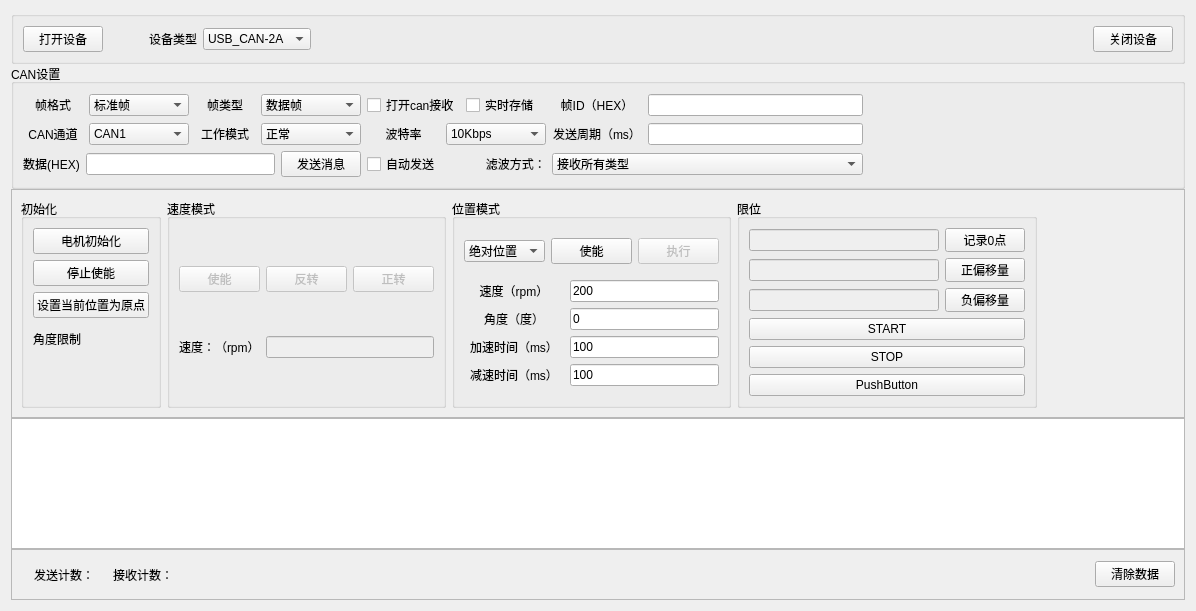
First picture: the form in serialWorkTool/canDataShowForm.ui, repository HackerFave/wj, before the edit.
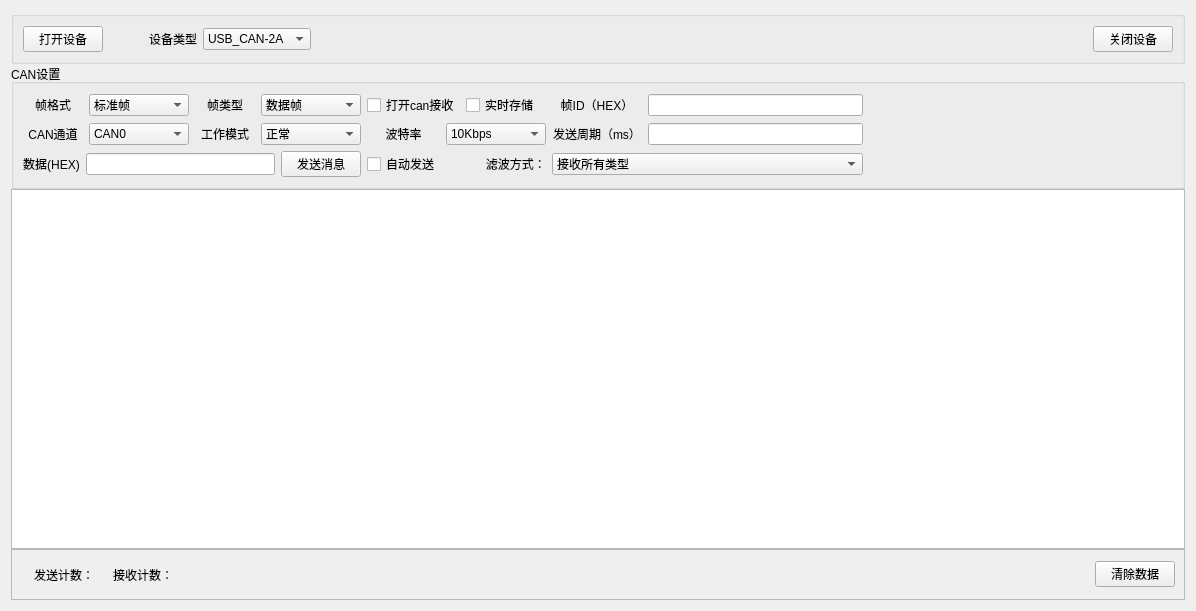
Second picture: the form after the edit.

The edit to the form file:
```diff
--- a/serialWorkTool/canDataShowForm.ui
+++ b/serialWorkTool/canDataShowForm.ui
@@ -32,174 +32,6 @@
       <property name="spacing">
        <number>0</number>
       </property>
-      <item row="4" column="0">
-       <widget class="QFrame" name="frame">
-        <property name="minimumSize">
-         <size>
-          <width>0</width>
-          <height>51</height>
-         </size>
-        </property>
-        <property name="frameShape">
-         <enum>QFrame::StyledPanel</enum>
-        </property>
-        <property name="frameShadow">
-         <enum>QFrame::Raised</enum>
-        </property>
-        <layout class="QHBoxLayout" name="horizontalLayout_11">
-         <item>
-          <widget class="QLabel" name="label_status">
-           <property name="text">
-            <string/>
-           </property>
-          </widget>
-         </item>
-         <item>
-          <widget class="QLabel" name="label_7">
-           <property name="text">
-            <string>发送计数：</string>
-           </property>
-          </widget>
-         </item>
-         <item>
-          <widget class="QLabel" name="label_sendNum">
-           <property name="text">
-            <string/>
-           </property>
-          </widget>
-         </item>
-         <item>
-          <widget class="QLabel" name="label_11">
-           <property name="text">
-            <string>接收计数：</string>
-           </property>
-          </widget>
-         </item>
-         <item>
-          <widget class="QLabel" name="label_recvNum">
-           <property name="text">
-            <string/>
-           </property>
-          </widget>
-         </item>
-         <item>
-          <spacer name="horizontalSpacer_2">
-           <property name="orientation">
-            <enum>Qt::Horizontal</enum>
-           </property>
-           <property name="sizeHint" stdset="0">
-            <size>
-             <width>650</width>
-             <height>20</height>
-            </size>
-           </property>
-          </spacer>
-         </item>
-         <item>
-          <widget class="QLabel" name="label_error">
-           <property name="text">
-            <string/>
-           </property>
-          </widget>
-         </item>
-         <item>
-          <widget class="QPushButton" name="pushButton_cleanData">
-           <property name="text">
-            <string>清除数据</string>
-           </property>
-          </widget>
-         </item>
-        </layout>
-       </widget>
-      </item>
-      <item row="0" column="0">
-       <widget class="QGroupBox" name="groupBox">
-        <property name="title">
-         <string/>
-        </property>
-        <layout class="QGridLayout" name="gridLayout_4">
-         <item row="0" column="0">
-          <widget class="QPushButton" name="pushButton_open">
-           <property name="text">
-            <string>打开设备</string>
-           </property>
-          </widget>
-         </item>
-         <item row="0" column="3">
-          <widget class="QPushButton" name="pushButton_close">
-           <property name="text">
-            <string>关闭设备</string>
-           </property>
-          </widget>
-         </item>
-         <item row="0" column="2">
-          <layout class="QHBoxLayout" name="horizontalLayout">
-           <item>
-            <widget class="QLabel" name="label_">
-             <property name="layoutDirection">
-              <enum>Qt::LeftToRight</enum>
-             </property>
-             <property name="text">
-              <string>设备类型</string>
-             </property>
-             <property name="alignment">
-              <set>Qt::AlignCenter</set>
-             </property>
-            </widget>
-           </item>
-           <item>
-            <widget class="QComboBox" name="comboBox_devtype">
-             <item>
-              <property name="text">
-               <string>USB_CAN-2A</string>
-              </property>
-             </item>
-             <item>
-              <property name="text">
-               <string>USB_CAN-2C</string>
-              </property>
-             </item>
-             <item>
-              <property name="text">
-               <string>CANalyst-II</string>
-              </property>
-             </item>
-            </widget>
-           </item>
-           <item>
-            <spacer name="horizontalSpacer_4">
-             <property name="orientation">
-              <enum>Qt::Horizontal</enum>
-             </property>
-             <property name="sizeHint" stdset="0">
-              <size>
-               <width>40</width>
-               <height>20</height>
-              </size>
-             </property>
-            </spacer>
-           </item>
-          </layout>
-         </item>
-         <item row="0" column="1">
-          <spacer name="horizontalSpacer_3">
-           <property name="orientation">
-            <enum>Qt::Horizontal</enum>
-           </property>
-           <property name="sizeType">
-            <enum>QSizePolicy::Fixed</enum>
-           </property>
-           <property name="sizeHint" stdset="0">
-            <size>
-             <width>40</width>
-             <height>20</height>
-            </size>
-           </property>
-          </spacer>
-         </item>
-        </layout>
-       </widget>
-      </item>
       <item row="1" column="0">
        <widget class="QGroupBox" name="groupBox_2">
         <property name="title">
@@ -362,16 +194,16 @@
                <height>0</height>
               </size>
              </property>
+             <item>
+              <property name="text">
+               <string>CAN0</string>
+              </property>
+             </item>
              <item>
               <property name="text">
                <string>CAN1</string>
               </property>
              </item>
-             <item>
-              <property name="text">
-               <string>CAN2</string>
-              </property>
-             </item>
             </widget>
            </item>
           </layout>
@@ -649,15 +481,103 @@
         </layout>
        </widget>
       </item>
-      <item row="3" column="0">
-       <widget class="QTableView" name="tableView_data"/>
-      </item>
       <item row="2" column="0">
-       <widget class="QFrame" name="frame_2">
+       <widget class="QTableView" name="tableView_data"/>
+      </item>
+      <item row="0" column="0">
+       <widget class="QGroupBox" name="groupBox">
+        <property name="title">
+         <string/>
+        </property>
+        <layout class="QGridLayout" name="gridLayout_4">
+         <item row="0" column="0">
+          <widget class="QPushButton" name="pushButton_open">
+           <property name="text">
+            <string>打开设备</string>
+           </property>
+          </widget>
+         </item>
+         <item row="0" column="3">
+          <widget class="QPushButton" name="pushButton_close">
+           <property name="text">
+            <string>关闭设备</string>
+           </property>
+          </widget>
+         </item>
+         <item row="0" column="2">
+          <layout class="QHBoxLayout" name="horizontalLayout">
+           <item>
+            <widget class="QLabel" name="label_">
+             <property name="layoutDirection">
+              <enum>Qt::LeftToRight</enum>
+             </property>
+             <property name="text">
+              <string>设备类型</string>
+             </property>
+             <property name="alignment">
+              <set>Qt::AlignCenter</set>
+             </property>
+            </widget>
+           </item>
+           <item>
+            <widget class="QComboBox" name="comboBox_devtype">
+             <item>
+              <property name="text">
+               <string>USB_CAN-2A</string>
+              </property>
+             </item>
+             <item>
+              <property name="text">
+               <string>USB_CAN-2C</string>
+              </property>
+             </item>
+             <item>
+              <property name="text">
+               <string>CANalyst-II</string>
+              </property>
+             </item>
+            </widget>
+           </item>
+           <item>
+            <spacer name="horizontalSpacer_4">
+             <property name="orientation">
+              <enum>Qt::Horizontal</enum>
+             </property>
+             <property name="sizeHint" stdset="0">
+              <size>
+               <width>40</width>
+               <height>20</height>
+              </size>
+             </property>
+            </spacer>
+           </item>
+          </layout>
+         </item>
+         <item row="0" column="1">
+          <spacer name="horizontalSpacer_3">
+           <property name="orientation">
+            <enum>Qt::Horizontal</enum>
+           </property>
+           <property name="sizeType">
+            <enum>QSizePolicy::Fixed</enum>
+           </property>
+           <property name="sizeHint" stdset="0">
+            <size>
+             <width>40</width>
+             <height>20</height>
+            </size>
+           </property>
+          </spacer>
+         </item>
+        </layout>
+       </widget>
+      </item>
+      <item row="3" column="0">
+       <widget class="QFrame" name="frame">
         <property name="minimumSize">
          <size>
           <width>0</width>
-          <height>130</height>
+          <height>51</height>
          </size>
         </property>
         <property name="frameShape">
@@ -666,405 +586,69 @@
         <property name="frameShadow">
          <enum>QFrame::Raised</enum>
         </property>
-        <layout class="QHBoxLayout" name="horizontalLayout_19">
+        <layout class="QHBoxLayout" name="horizontalLayout_11">
          <item>
-          <widget class="QGroupBox" name="groupBox_5">
-           <property name="title">
-            <string>初始化</string>
+          <widget class="QLabel" name="label_status">
+           <property name="text">
+            <string/>
            </property>
-           <layout class="QGridLayout" name="gridLayout_2">
-            <item row="1" column="0">
-             <widget class="QPushButton" name="pushButton_stopEnable">
-              <property name="text">
-               <string>停止使能</string>
-              </property>
-             </widget>
-            </item>
-            <item row="0" column="0">
-             <widget class="QPushButton" name="pushButton_init">
-              <property name="text">
-               <string>电机初始化</string>
-              </property>
-             </widget>
-            </item>
-            <item row="4" column="0">
-             <widget class="QLabel" name="label_limit">
-              <property name="minimumSize">
-               <size>
-                <width>0</width>
-                <height>30</height>
-               </size>
-              </property>
-              <property name="text">
-               <string>角度限制</string>
-              </property>
-             </widget>
-            </item>
-            <item row="2" column="0">
-             <widget class="QPushButton" name="pushButton_setyuandian">
-              <property name="text">
-               <string>设置当前位置为原点</string>
-              </property>
-             </widget>
-            </item>
-            <item row="5" column="0">
-             <spacer name="verticalSpacer_2">
-              <property name="orientation">
-               <enum>Qt::Vertical</enum>
-              </property>
-              <property name="sizeHint" stdset="0">
-               <size>
-                <width>20</width>
-                <height>40</height>
-               </size>
-              </property>
-             </spacer>
-            </item>
-           </layout>
           </widget>
          </item>
          <item>
-          <widget class="QGroupBox" name="groupBox_3">
-           <property name="title">
-            <string>速度模式</string>
+          <widget class="QLabel" name="label_7">
+           <property name="text">
+            <string>发送计数：</string>
            </property>
-           <layout class="QVBoxLayout" name="verticalLayout">
-            <item>
-             <layout class="QHBoxLayout" name="horizontalLayout_17">
-              <item>
-               <widget class="QPushButton" name="pushButton_enable">
-                <property name="enabled">
-                 <bool>false</bool>
-                </property>
-                <property name="text">
-                 <string>使能</string>
-                </property>
-               </widget>
-              </item>
-              <item>
-               <widget class="QPushButton" name="pushButton_reversal">
-                <property name="enabled">
-                 <bool>false</bool>
-                </property>
-                <property name="text">
-                 <string>反转</string>
-                </property>
-               </widget>
-              </item>
-              <item>
-               <widget class="QPushButton" name="pushButton_foreward">
-                <property name="enabled">
-                 <bool>false</bool>
-                </property>
-                <property name="text">
-                 <string>正转</string>
-                </property>
-               </widget>
-              </item>
-             </layout>
-            </item>
-            <item>
-             <layout class="QHBoxLayout" name="horizontalLayout_16">
-              <item>
-               <widget class="QLabel" name="label_16">
-                <property name="text">
-                 <string>速度：（rpm）</string>
-                </property>
-               </widget>
-              </item>
-              <item>
-               <widget class="QLineEdit" name="lineEdit_suduRpm">
-                <property name="enabled">
-                 <bool>false</bool>
-                </property>
-               </widget>
-              </item>
-             </layout>
-            </item>
-           </layout>
           </widget>
          </item>
          <item>
-          <widget class="QGroupBox" name="groupBox_4">
-           <property name="title">
-            <string>位置模式</string>
+          <widget class="QLabel" name="label_sendNum">
+           <property name="text">
+            <string/>
            </property>
-           <layout class="QGridLayout" name="gridLayout_6">
-            <item row="0" column="0">
-             <layout class="QHBoxLayout" name="horizontalLayout_18">
-              <item>
-               <widget class="QComboBox" name="comboBox_xiangduiweizhi">
-                <property name="currentIndex">
-                 <number>1</number>
-                </property>
-                <item>
-                 <property name="text">
-                  <string>相对位置</string>
-                 </property>
-                </item>
-                <item>
-                 <property name="text">
-                  <string>绝对位置</string>
-                 </property>
-                </item>
-               </widget>
-              </item>
-              <item>
-               <widget class="QPushButton" name="pushButton_enable_weizhimoshi">
-                <property name="text">
-                 <string>使能</string>
-                </property>
-               </widget>
-              </item>
-              <item>
-               <widget class="QPushButton" name="pushButton_zhuandong">
-                <property name="enabled">
-                 <bool>false</bool>
-                </property>
-                <property name="text">
-                 <string>执行</string>
-                </property>
-               </widget>
-              </item>
-             </layout>
-            </item>
-            <item row="1" column="0">
-             <layout class="QVBoxLayout" name="verticalLayout_2">
-              <item>
-               <layout class="QHBoxLayout" name="horizontalLayout_12">
-                <item>
-                 <widget class="QLabel" name="label_13">
-                  <property name="minimumSize">
-                   <size>
-                    <width>100</width>
-                    <height>0</height>
-                   </size>
-                  </property>
-                  <property name="layoutDirection">
-                   <enum>Qt::LeftToRight</enum>
-                  </property>
-                  <property name="text">
-                   <string>速度（rpm）</string>
-                  </property>
-                  <property name="alignment">
-                   <set>Qt::AlignCenter</set>
-                  </property>
-                 </widget>
-                </item>
-                <item>
-                 <widget class="QLineEdit" name="lineEdit_weizhiRpm">
-                  <property name="text">
-                   <string>200</string>
-                  </property>
-                 </widget>
-                </item>
-               </layout>
-              </item>
-              <item>
-               <layout class="QHBoxLayout" name="horizontalLayout_13">
-                <item>
-                 <widget class="QLabel" name="label_12">
-                  <property name="minimumSize">
-                   <size>
-                    <width>100</width>
-                    <height>0</height>
-                   </size>
-                  </property>
-                  <property name="text">
-                   <string>角度（度）</string>
-                  </property>
-                  <property name="alignment">
-                   <set>Qt::AlignCenter</set>
-                  </property>
-                 </widget>
-                </item>
-                <item>
-                 <widget class="QLineEdit" name="lineEdit_zhuandongjiaodu">
-                  <property name="text">
-                   <string>0</string>
-                  </property>
-                 </widget>
-                </item>
-               </layout>
-              </item>
-              <item>
-               <layout class="QHBoxLayout" name="horizontalLayout_14">
-                <item>
-                 <widget class="QLabel" name="label_14">
-                  <property name="minimumSize">
-                   <size>
-                    <width>100</width>
-                    <height>0</height>
-                   </size>
-                  </property>
-                  <property name="text">
-                   <string>加速时间（ms）</string>
-                  </property>
-                  <property name="alignment">
-                   <set>Qt::AlignCenter</set>
-                  </property>
-                 </widget>
-                </item>
-                <item>
-                 <widget class="QLineEdit" name="lineEdit_jiasushijian">
-                  <property name="text">
-                   <string>100</string>
-                  </property>
-                 </widget>
-                </item>
-               </layout>
-              </item>
-              <item>
-               <layout class="QHBoxLayout" name="horizontalLayout_15">
-                <item>
-                 <widget class="QLabel" name="label_15">
-                  <property name="minimumSize">
-                   <size>
-                    <width>100</width>
-                    <height>0</height>
-                   </size>
-                  </property>
-                  <property name="text">
-                   <string>减速时间（ms）</string>
-                  </property>
-                  <property name="alignment">
-                   <set>Qt::AlignCenter</set>
-                  </property>
-                 </widget>
-                </item>
-                <item>
-                 <widget class="QLineEdit" name="lineEdit_jiansushijian">
-                  <property name="text">
-                   <string>100</string>
-                  </property>
-                 </widget>
-                </item>
-               </layout>
-              </item>
-             </layout>
-            </item>
-           </layout>
           </widget>
          </item>
          <item>
-          <widget class="QGroupBox" name="groupBox_6">
-           <property name="minimumSize">
-            <size>
-             <width>300</width>
-             <height>0</height>
-            </size>
+          <widget class="QLabel" name="label_11">
+           <property name="text">
+            <string>接收计数：</string>
            </property>
-           <property name="title">
-            <string>限位</string>
+          </widget>
+         </item>
+         <item>
+          <widget class="QLabel" name="label_recvNum">
+           <property name="text">
+            <string/>
            </property>
-           <layout class="QGridLayout" name="gridLayout_7">
-            <item row="2" column="0">
-             <layout class="QHBoxLayout" name="horizontalLayout_23">
-              <item>
-               <widget class="QLineEdit" name="lineEdit_fu">
-                <property name="enabled">
-                 <bool>false</bool>
-                </property>
-               </widget>
-              </item>
-              <item>
-               <widget class="QPushButton" name="pushButton_3">
-                <property name="text">
-                 <string>负偏移量</string>
-                </property>
-               </widget>
-              </item>
-             </layout>
-            </item>
-            <item row="3" column="0">
-             <widget class="QPushButton" name="pushButton_test">
-              <property name="text">
-               <string>START</string>
-              </property>
-             </widget>
-            </item>
-            <item row="1" column="0">
-             <layout class="QHBoxLayout" name="horizontalLayout_22">
-              <item>
-               <widget class="QLineEdit" name="lineEdit_1">
-                <property name="enabled">
-                 <bool>false</bool>
-                </property>
-               </widget>
-              </item>
-              <item>
-               <widget class="QPushButton" name="pushButton_2">
-                <property name="text">
-                 <string>正偏移量</string>
-                </property>
-               </widget>
-              </item>
-             </layout>
-            </item>
-            <item row="4" column="0">
-             <widget class="QPushButton" name="pushButton_STOP">
-              <property name="text">
-               <string>STOP</string>
-              </property>
-             </widget>
-            </item>
-            <item row="6" column="0">
-             <spacer name="verticalSpacer">
-              <property name="orientation">
-               <enum>Qt::Vertical</enum>
-              </property>
-              <property name="sizeHint" stdset="0">
-               <size>
-                <width>20</width>
-                <height>56</height>
-               </size>
-              </property>
-             </spacer>
-            </item>
-            <item row="0" column="0">
-             <layout class="QHBoxLayout" name="horizontalLayout_21">
-              <item>
-               <widget class="QLineEdit" name="lineEdit_0">
-                <property name="enabled">
-                 <bool>false</bool>
-                </property>
-               </widget>
-              </item>
-              <item>
-               <widget class="QPushButton" name="pushButton">
-                <property name="text">
-                 <string>记录0点</string>
-                </property>
-               </widget>
-              </item>
-             </layout>
-            </item>
-            <item row="5" column="0">
-             <widget class="QPushButton" name="pushButton_4">
-              <property name="text">
-               <string>PushButton</string>
-              </property>
-             </widget>
-            </item>
-           </layout>
           </widget>
          </item>
          <item>
-          <spacer name="horizontalSpacer_10">
+          <spacer name="horizontalSpacer_2">
            <property name="orientation">
             <enum>Qt::Horizontal</enum>
            </property>
-           <property name="sizeType">
-            <enum>QSizePolicy::Fixed</enum>
-           </property>
            <property name="sizeHint" stdset="0">
             <size>
-             <width>138</width>
+             <width>650</width>
              <height>20</height>
             </size>
            </property>
           </spacer>
          </item>
+         <item>
+          <widget class="QLabel" name="label_error">
+           <property name="text">
+            <string/>
+           </property>
+          </widget>
+         </item>
+         <item>
+          <widget class="QPushButton" name="pushButton_cleanData">
+           <property name="text">
+            <string>清除数据</string>
+           </property>
+          </widget>
+         </item>
         </layout>
        </widget>
       </item>
```
